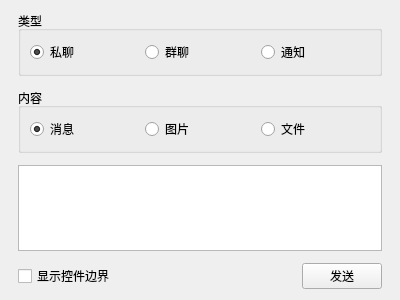
First picture: the form in widgets/settings/debugwidget.ui, repository iwxyi/CatlikeQQ, before the edit.
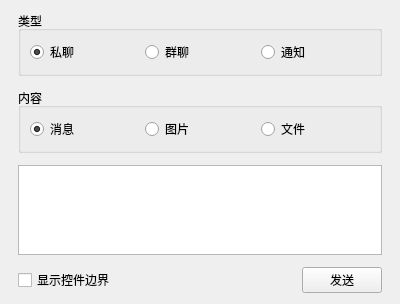
Second picture: the form after the edit. Custom widgets are drawn as their Qt base class.

```diff
--- a/widgets/settings/debugwidget.ui
+++ b/widgets/settings/debugwidget.ui
@@ -7,7 +7,7 @@
     <x>0</x>
     <y>0</y>
     <width>400</width>
-    <height>300</height>
+    <height>304</height>
    </rect>
   </property>
   <property name="windowTitle">
```
